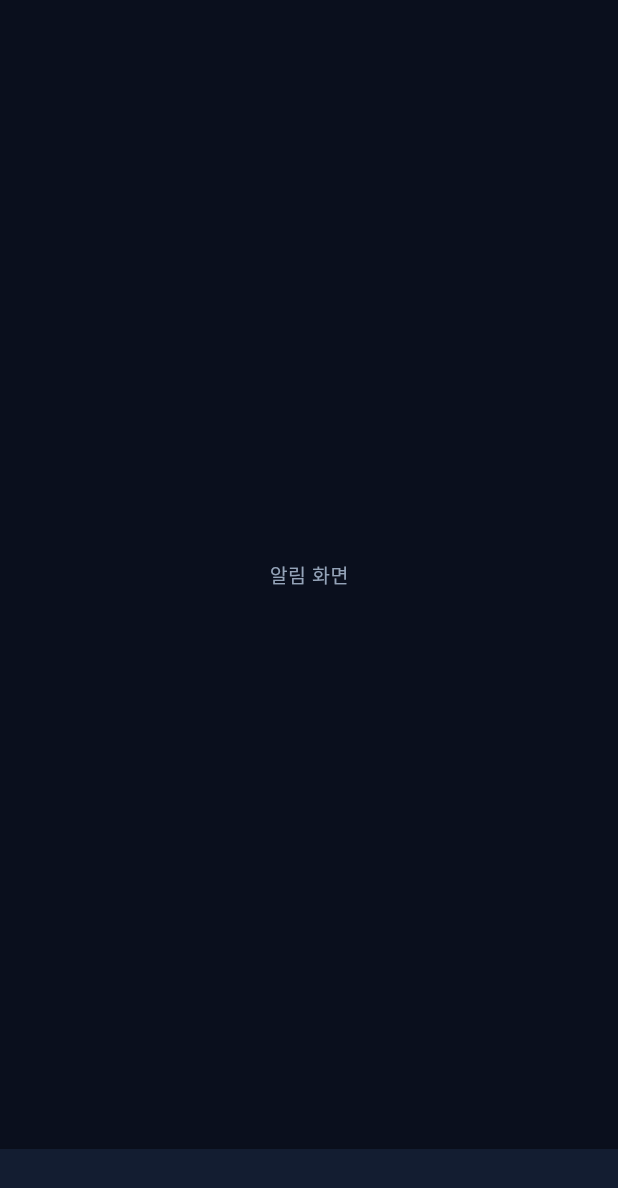
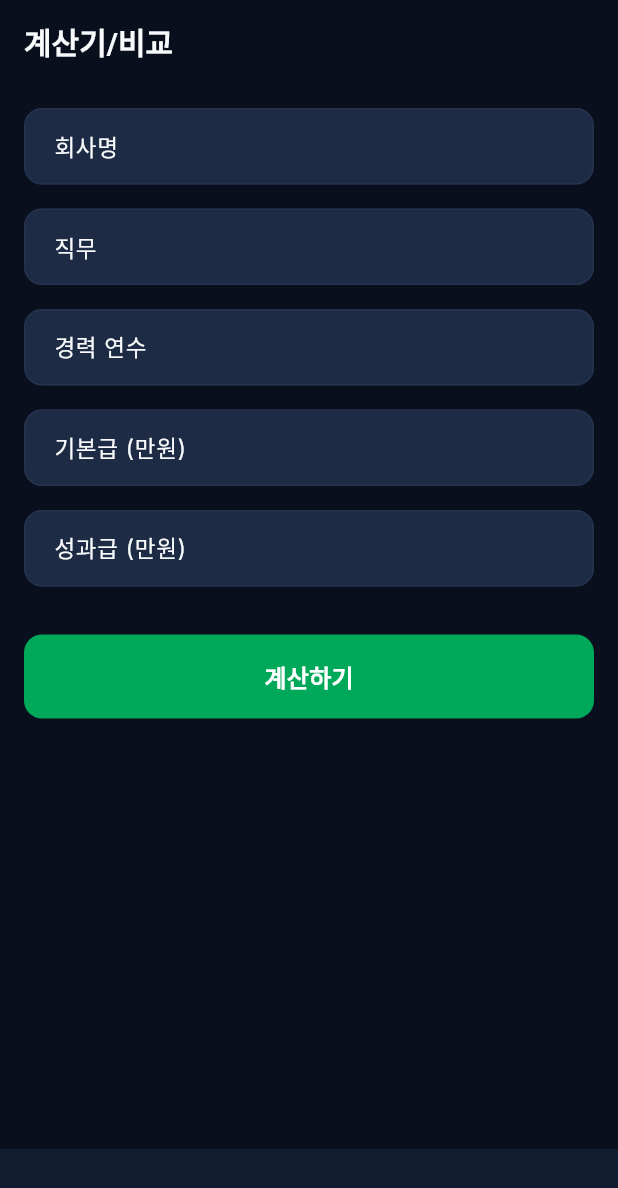
Before and after one commit to rlarkafuf/blind, a Flutter app: the screen it shows after launch, item 4 of the bottom bar chosen, on a phone screen of 412 x 824 dp. Shown: the top 1188 px of the screen. Run offline on Flutter 3.47's test engine with Material 3 defaults, Android fonts, the phone set to English and light mode, and no system bars; our stand-ins replace flutter_riverpod, go_router, google_fonts; accounts and stored records are empty.

Commit message:
feat: add calculator tab and profile actions
- Added CalculatorScreen with salary/bonus comparison mock form
- Added '계산기/비교' tab to BottomNavigationBar in FeedScreen
- Added Logout, Delete Account, and Privacy Policy buttons to ProfileScreen
- Mocked deleteAccount method in AuthNotifier
- Implemented missing methods in MockFeedRepository for Profile tabs
- Added tests for CalculatorScreen and ProfileScreen
- All `flutter test` and `flutter analyze` checks pass

Co-authored-by: rlarkafuf <32336807+rlarkafuf@users.noreply.github.com>

```diff
--- a/lib/features/auth/providers/auth_provider.dart
+++ b/lib/features/auth/providers/auth_provider.dart
@@ -59,6 +59,11 @@ class AuthNotifier extends Notifier<AsyncValue<AnonymousUser?>> {
     await repo.signOut();
     state = const AsyncValue.data(null);
   }
+
+  Future<void> deleteAccount() async {
+    // Mock delete account by clearing state (similar to signOut)
+    state = const AsyncValue.data(null);
+  }
 }
 
 final authStateProvider =
--- /dev/null
+++ b/lib/features/calculator/screens/calculator_screen.dart
@@ -0,0 +1,154 @@
+import 'package:flutter/material.dart';
+import '../../../core/constants/app_colors.dart';
+
+class CalculatorScreen extends StatefulWidget {
+  const CalculatorScreen({super.key});
+
+  @override
+  State<CalculatorScreen> createState() => _CalculatorScreenState();
+}
+
+class _CalculatorScreenState extends State<CalculatorScreen> {
+  final _formKey = GlobalKey<FormState>();
+
+  final _companyController = TextEditingController();
+  final _jobTitleController = TextEditingController();
+  final _experienceController = TextEditingController();
+  final _baseSalaryController = TextEditingController();
+  final _bonusController = TextEditingController();
+
+  String? _resultMessage;
+
+  @override
+  void dispose() {
+    _companyController.dispose();
+    _jobTitleController.dispose();
+    _experienceController.dispose();
+    _baseSalaryController.dispose();
+    _bonusController.dispose();
+    super.dispose();
+  }
+
+  void _calculate() {
+    if (_formKey.currentState!.validate()) {
+      // Mock calculation logic
+      setState(() {
+        _resultMessage = '상위 15% 입니다.';
+      });
+    }
+  }
+
+  @override
+  Widget build(BuildContext context) {
+    return Scaffold(
+      appBar: AppBar(
+        title: const Text('계산기/비교'),
+      ),
+      body: SingleChildScrollView(
+        padding: const EdgeInsets.all(16.0),
+        child: Form(
+          key: _formKey,
+          child: Column(
+            crossAxisAlignment: CrossAxisAlignment.stretch,
+            children: [
+              TextFormField(
+                controller: _companyController,
+                decoration: const InputDecoration(labelText: '회사명'),
+                validator: (value) {
+                  if (value == null || value.isEmpty) {
+                    return '회사명을 입력해주세요.';
+                  }
+                  return null;
+                },
+              ),
+              const SizedBox(height: 16),
+              TextFormField(
+                controller: _jobTitleController,
+                decoration: const InputDecoration(labelText: '직무'),
+                validator: (value) {
+                  if (value == null || value.isEmpty) {
+                    return '직무를 입력해주세요.';
+                  }
+                  return null;
+                },
+              ),
+              const SizedBox(height: 16),
+              TextFormField(
+                controller: _experienceController,
+                decoration: const InputDecoration(labelText: '경력 연수'),
+                keyboardType: TextInputType.number,
+                validator: (value) {
+                  if (value == null || value.isEmpty) {
+                    return '경력 연수를 입력해주세요.';
+                  }
+                  return null;
+                },
+              ),
+              const SizedBox(height: 16),
+              TextFormField(
+                controller: _baseSalaryController,
+                decoration: const InputDecoration(labelText: '기본급 (만원)'),
+                keyboardType: TextInputType.number,
+                validator: (value) {
+                  if (value == null || value.isEmpty) {
+                    return '기본급을 입력해주세요.';
+                  }
+                  return null;
+                },
+              ),
+              const SizedBox(height: 16),
+              TextFormField(
+                controller: _bonusController,
+                decoration: const InputDecoration(labelText: '성과급 (만원)'),
+                keyboardType: TextInputType.number,
+                validator: (value) {
+                  if (value == null || value.isEmpty) {
+                    return '성과급을 입력해주세요.';
+                  }
+                  return null;
+                },
+              ),
+              const SizedBox(height: 32),
+              ElevatedButton(
+                onPressed: _calculate,
+                style: ElevatedButton.styleFrom(
+                  backgroundColor: AppColors.uaeEmerald,
+                  padding: const EdgeInsets.symmetric(vertical: 16),
+                ),
+                child: const Text('계산하기', style: TextStyle(color: Colors.white, fontSize: 16)),
+              ),
+              if (_resultMessage != null) ...[
+                const SizedBox(height: 32),
+                Container(
+                  padding: const EdgeInsets.all(24),
+                  decoration: BoxDecoration(
+                    color: AppColors.surface,
+                    borderRadius: BorderRadius.circular(12),
+                    border: Border.all(color: AppColors.border),
+                  ),
+                  child: Column(
+                    children: [
+                      const Text(
+                        '동일 그룹 평균 대비 내 연봉 수준',
+                        style: TextStyle(fontSize: 16, color: AppColors.textSecondary),
+                      ),
+                      const SizedBox(height: 12),
+                      Text(
+                        _resultMessage!,
+                        style: const TextStyle(
+                          fontSize: 24,
+                          fontWeight: FontWeight.bold,
+                          color: AppColors.uaeEmerald,
+                        ),
+                      ),
+                    ],
+                  ),
+                ),
+              ],
+            ],
+          ),
+        ),
+      ),
+    );
+  }
+}
--- a/lib/features/feed/screens/feed_screen.dart
+++ b/lib/features/feed/screens/feed_screen.dart
@@ -3,6 +3,7 @@ import 'package:flutter_riverpod/flutter_riverpod.dart';
 import 'package:go_router/go_router.dart';
 import '../../../core/constants/app_colors.dart';
 import '../../auth/providers/auth_provider.dart';
+import '../../calculator/screens/calculator_screen.dart';
 import '../providers/feed_provider.dart';
 import '../widgets/channel_filter_bar.dart';
 import '../widgets/post_card.dart';
@@ -26,7 +27,7 @@ class _MainScreenState extends State<MainScreen> {
           const FeedScreen(),
           const Scaffold(body: Center(child: Text('채널 화면'))),
           const SizedBox(), // Placeholder for Write (handled via onTap)
-          const Scaffold(body: Center(child: Text('알림 화면'))),
+          const CalculatorScreen(),
           const Scaffold(body: Center(child: Text('마이페이지 화면'))),
         ],
       ),
@@ -47,7 +48,7 @@ class _MainScreenState extends State<MainScreen> {
           BottomNavigationBarItem(icon: Icon(Icons.home_filled), label: '홈'),
           BottomNavigationBarItem(icon: Icon(Icons.list_alt), label: '채널'),
           BottomNavigationBarItem(icon: Icon(Icons.edit_square), label: '글쓰기'),
-          BottomNavigationBarItem(icon: Icon(Icons.notifications), label: '알림'),
+          BottomNavigationBarItem(icon: Icon(Icons.calculate), label: '계산기/비교'),
           BottomNavigationBarItem(icon: Icon(Icons.person), label: '마이페이지'),
         ],
       ),
```
Also changed, not shown: lib/features/feed/repositories/feed_repository.dart (+21 -0 lines), lib/features/profile/screens/profile_screen.dart (+51 -0 lines), 3 other files.
